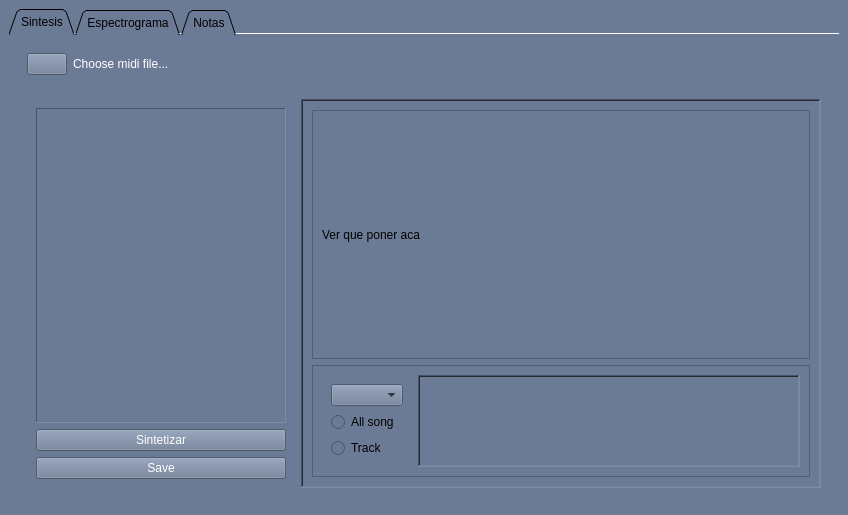
Old version of the form ProgramaPrincipal/FrontEnd/designer/main_window.ui in the repository grupo-1-ASSD-E2/ASSD-TP2.
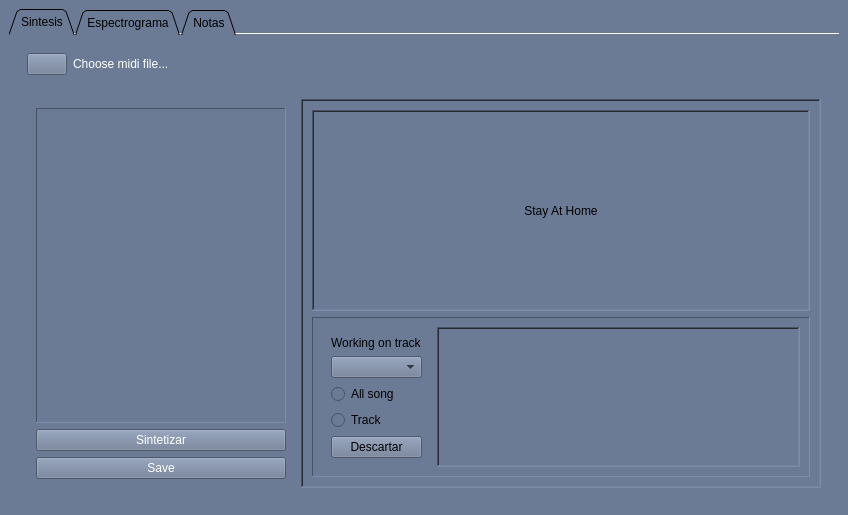
New version of the form. Icons and pictures are not drawn. Custom widgets are drawn as their Qt base class.

Patch:
```diff
--- a/ProgramaPrincipal/FrontEnd/designer/main_window.ui
+++ b/ProgramaPrincipal/FrontEnd/designer/main_window.ui
@@ -272,28 +272,35 @@
               </property>
               <layout class="QVBoxLayout" name="verticalLayout_3">
                <item>
-                <widget class="QFrame" name="frame_4">
+                <widget class="QScrollArea" name="scroll_2">
                  <property name="frameShape">
-                  <enum>QFrame::StyledPanel</enum>
+                  <enum>QFrame::WinPanel</enum>
                  </property>
-                 <property name="frameShadow">
-                  <enum>QFrame::Raised</enum>
+                 <property name="widgetResizable">
+                  <bool>true</bool>
                  </property>
-                 <layout class="QVBoxLayout" name="verticalLayout_7">
-                  <item>
-                   <widget class="QLabel" name="label">
-                    <property name="sizePolicy">
-                     <sizepolicy hsizetype="Preferred" vsizetype="MinimumExpanding">
-                      <horstretch>0</horstretch>
-                      <verstretch>0</verstretch>
-                     </sizepolicy>
-                    </property>
-                    <property name="text">
-                     <string>Ver que poner aca</string>
-                    </property>
-                   </widget>
-                  </item>
-                 </layout>
+                 <widget class="QWidget" name="working_effects">
+                  <property name="geometry">
+                   <rect>
+                    <x>0</x>
+                    <y>0</y>
+                    <width>486</width>
+                    <height>134</height>
+                   </rect>
+                  </property>
+                  <layout class="QVBoxLayout" name="verticalLayout_5">
+                   <item>
+                    <widget class="QLabel" name="label">
+                     <property name="text">
+                      <string>Stay At Home</string>
+                     </property>
+                     <property name="alignment">
+                      <set>Qt::AlignCenter</set>
+                     </property>
+                    </widget>
+                   </item>
+                  </layout>
+                 </widget>
                 </widget>
                </item>
                <item>
@@ -305,15 +312,31 @@
                   </sizepolicy>
                  </property>
                  <property name="frameShape">
-                  <enum>QFrame::StyledPanel</enum>
+                  <enum>QFrame::Panel</enum>
                  </property>
                  <property name="frameShadow">
-                  <enum>QFrame::Raised</enum>
+                  <enum>QFrame::Sunken</enum>
                  </property>
                  <layout class="QHBoxLayout" name="horizontalLayout_9">
                   <item>
                    <widget class="QWidget" name="widget_3" native="true">
                     <layout class="QVBoxLayout" name="verticalLayout_6">
+                     <item>
+                      <widget class="QLabel" name="work_track">
+                       <property name="sizePolicy">
+                        <sizepolicy hsizetype="Preferred" vsizetype="Maximum">
+                         <horstretch>0</horstretch>
+                         <verstretch>0</verstretch>
+                        </sizepolicy>
+                       </property>
+                       <property name="text">
+                        <string>Working on track</string>
+                       </property>
+                       <property name="wordWrap">
+                        <bool>true</bool>
+                       </property>
+                      </widget>
+                     </item>
                      <item>
                       <widget class="QComboBox" name="choose_effect"/>
                      </item>
@@ -331,6 +354,13 @@
                        </property>
                       </widget>
                      </item>
+                     <item>
+                      <widget class="QPushButton" name="discard_effect">
+                       <property name="text">
+                        <string>Descartar</string>
+                       </property>
+                      </widget>
+                     </item>
                     </layout>
                    </widget>
                   </item>
@@ -356,7 +386,7 @@
                       <rect>
                        <x>0</x>
                        <y>0</y>
-                       <width>369</width>
+                       <width>361</width>
                        <height>201</height>
                       </rect>
                      </property>
```
